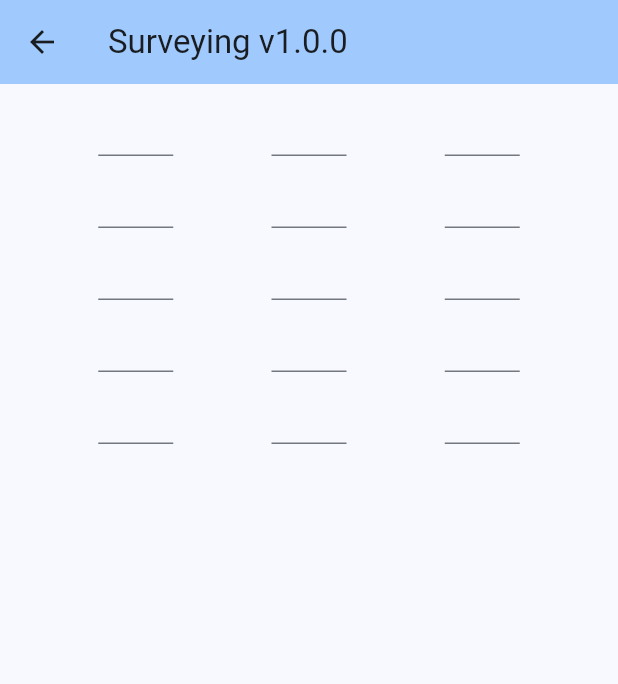
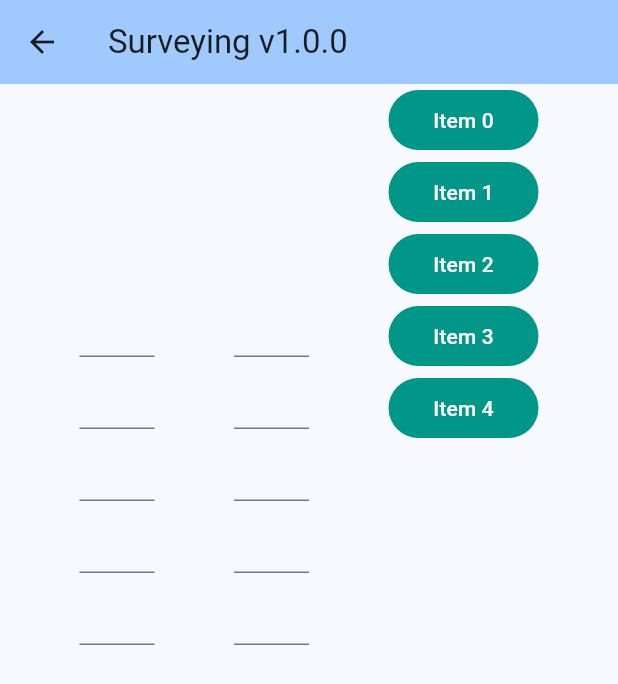
Before and after one commit to snrnapa/surveying_flutter, a Flutter app: the Surveying screen opened directly, on a phone screen of 412 x 824 dp. Shown: the top 684 px of the screen. Run offline on Flutter 3.47's test engine with Material 2 defaults, Android fonts, the phone set to English and light mode, and no system bars.

Commit message:
入力テキストの計算をするボタンを動的に作成した

```diff
--- a/lib/surveying.dart
+++ b/lib/surveying.dart
@@ -17,11 +17,9 @@ class _ToDoListPageState extends State<Surveying> {
       List.generate(5, (i) => TextEditingController());
   final List<TextEditingController> _fsControllers =
       List.generate(5, (i) => TextEditingController());
-  final List<TextEditingController> _resultControllers =
-      List.generate(5, (i) => TextEditingController());
-  // final TextEditingController _pointController = TextEditingController();
-  // final TextEditingController _backSightController = TextEditingController();
-  // final TextEditingController _frontSightController = TextEditingController();
+
+  // final results = List<String>.generate(5, (i) => "Item $i");
+  final List<String> results = List<String>.generate(5, (i) => "Item $i");
 
   //FSとBSを合計しGHを算出する
   double CalculateGroundHeight() {
@@ -46,7 +44,7 @@ class _ToDoListPageState extends State<Surveying> {
                 width: 50,
                 height: 500,
                 child: ListView.builder(
-                  itemCount: 5,
+                  itemCount: _bsControllers.length,
                   itemBuilder: (BuildContext context, int index) {
                     return TextField(controller: _bsControllers[index]);
                   },
@@ -59,19 +57,29 @@ class _ToDoListPageState extends State<Surveying> {
                 width: 50,
                 height: 500,
                 child: ListView.builder(
-                  itemCount: 5,
+                  itemCount: _fsControllers.length,
                   itemBuilder: (BuildContext context, int index) {
                     return TextField(controller: _fsControllers[index]);
                   },
                 ),
               ),
               Container(
-                width: 50,
-                height: 500,
+                width: 100,
+                // height: 500,
                 child: ListView.builder(
-                  itemCount: 5,
+                  itemCount: results.length,
                   itemBuilder: (BuildContext context, int index) {
-                    return TextField(controller: _fsControllers[index]);
+                    return TextButton(
+                      style: ButtonStyle(
+                        backgroundColor:
+                            MaterialStateProperty.all<Color>(Colors.teal),
+                      ),
+                      onPressed: () {},
+                      child: Text(
+                        '${results[index]}',
+                        style: TextStyle(color: Colors.white),
+                      ),
+                    );
                   },
                 ),
               ),
```
